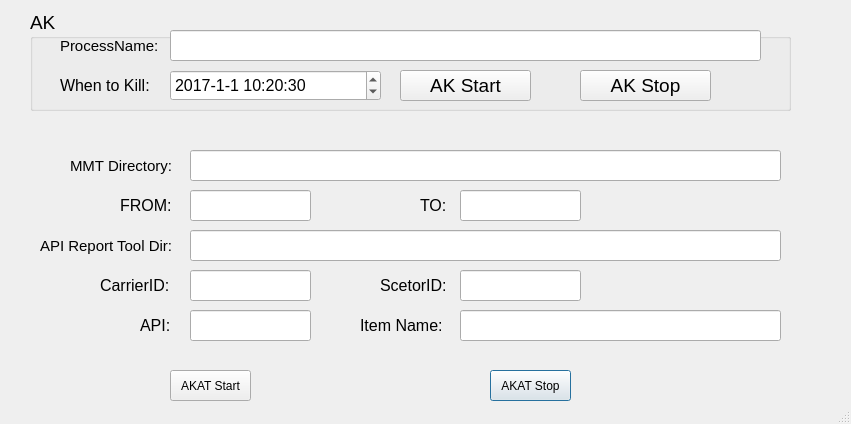
Old version of the form akat.ui in the repository tianshi-xiong/akat.
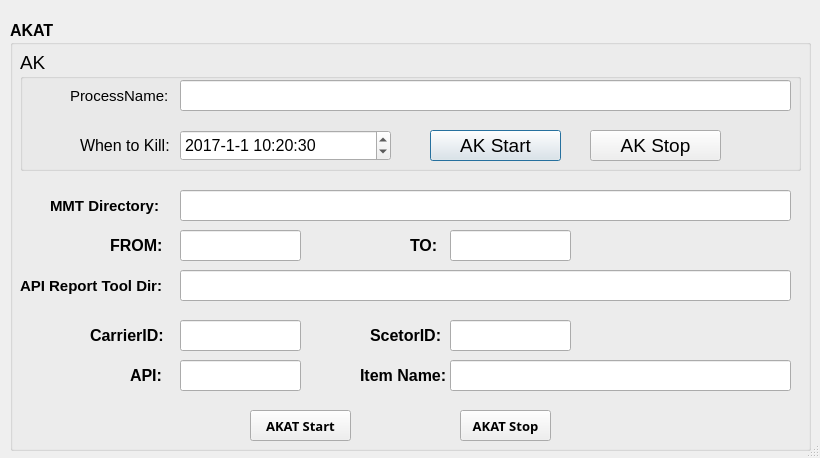
New version of the form.

Diff of the .ui file:
```diff
--- a/akat.ui
+++ b/akat.ui
@@ -6,8 +6,8 @@
    <rect>
     <x>0</x>
     <y>0</y>
-    <width>851</width>
-    <height>424</height>
+    <width>820</width>
+    <height>458</height>
    </rect>
   </property>
   <property name="font">
@@ -21,114 +21,33 @@
   <property name="sizeGripEnabled">
    <bool>true</bool>
   </property>
-  <widget class="QLabel" name="label_7">
+  <widget class="QGroupBox" name="groupBox_2">
    <property name="geometry">
     <rect>
-     <x>360</x>
-     <y>310</y>
-     <width>91</width>
-     <height>31</height>
+     <x>10</x>
+     <y>20</y>
+     <width>801</width>
+     <height>431</height>
     </rect>
    </property>
    <property name="font">
     <font>
      <family>Arial</family>
      <pointsize>12</pointsize>
+     <weight>75</weight>
+     <bold>true</bold>
     </font>
    </property>
-   <property name="text">
-    <string>Item Name:</string>
+   <property name="title">
+    <string>AKAT</string>
    </property>
-  </widget>
-  <widget class="QLineEdit" name="lineEdit_api">
-   <property name="geometry">
-    <rect>
-     <x>190</x>
-     <y>310</y>
-     <width>121</width>
-     <height>31</height>
-    </rect>
-   </property>
-   <property name="font">
-    <font>
-     <family>Arial</family>
-     <pointsize>11</pointsize>
-    </font>
-   </property>
-  </widget>
-  <widget class="QLineEdit" name="lineEdit_from">
-   <property name="geometry">
-    <rect>
-     <x>190</x>
-     <y>190</y>
-     <width>121</width>
-     <height>31</height>
-    </rect>
-   </property>
-   <property name="font">
-    <font>
-     <family>Arial</family>
-     <pointsize>11</pointsize>
-    </font>
-   </property>
-  </widget>
-  <widget class="QPushButton" name="pushButton_akatStop">
-   <property name="geometry">
-    <rect>
-     <x>490</x>
-     <y>370</y>
-     <width>81</width>
-     <height>31</height>
-    </rect>
-   </property>
-   <property name="font">
-    <font>
-     <family>Arial</family>
-    </font>
-   </property>
-   <property name="text">
-    <string>AKAT Stop</string>
-   </property>
-  </widget>
-  <widget class="QLineEdit" name="lineEdit_mmtDirectory">
-   <property name="geometry">
-    <rect>
-     <x>190</x>
-     <y>150</y>
-     <width>591</width>
-     <height>31</height>
-    </rect>
-   </property>
-   <property name="font">
-    <font>
-     <family>Arial</family>
-     <pointsize>11</pointsize>
-    </font>
-   </property>
-  </widget>
-  <widget class="QLineEdit" name="lineEdit_carrierID">
-   <property name="geometry">
-    <rect>
-     <x>190</x>
-     <y>270</y>
-     <width>121</width>
-     <height>31</height>
-    </rect>
-   </property>
-   <property name="font">
-    <font>
-     <family>Arial</family>
-     <pointsize>11</pointsize>
-    </font>
-   </property>
-  </widget>
   <widget class="QGroupBox" name="groupBox">
    <property name="geometry">
     <rect>
-     <x>30</x>
-     <y>10</y>
-     <width>761</width>
-     <height>101</height>
+      <x>10</x>
+      <y>30</y>
+      <width>781</width>
+      <height>121</height>
     </rect>
    </property>
    <property name="font">
@@ -142,70 +61,11 @@
    <property name="title">
     <string>AK</string>
    </property>
-   <widget class="QPushButton" name="pushButton_start">
-    <property name="geometry">
-     <rect>
-      <x>370</x>
-      <y>60</y>
-      <width>131</width>
-      <height>31</height>
-     </rect>
-    </property>
-    <property name="text">
-     <string>AK Start</string>
-    </property>
-   </widget>
-   <widget class="QPushButton" name="pushButton_stop">
-    <property name="geometry">
-     <rect>
-      <x>550</x>
-      <y>60</y>
-      <width>131</width>
-      <height>31</height>
-     </rect>
-    </property>
-    <property name="text">
-     <string>AK Stop</string>
-    </property>
-   </widget>
-   <widget class="QLabel" name="label">
-    <property name="geometry">
-     <rect>
-      <x>30</x>
-      <y>20</y>
-      <width>101</width>
-      <height>31</height>
-     </rect>
-    </property>
-    <property name="font">
-     <font>
-      <pointsize>11</pointsize>
-     </font>
-    </property>
-    <property name="text">
-     <string>ProcessName:</string>
-    </property>
-   </widget>
-   <widget class="QLineEdit" name="lineEdit_processName">
-    <property name="geometry">
-     <rect>
-      <x>140</x>
-      <y>20</y>
-      <width>591</width>
-      <height>31</height>
-     </rect>
-    </property>
-    <property name="font">
-     <font>
-      <pointsize>11</pointsize>
-     </font>
-    </property>
-   </widget>
    <widget class="QLabel" name="label_2">
     <property name="geometry">
      <rect>
-      <x>30</x>
-      <y>60</y>
+       <x>60</x>
+       <y>80</y>
       <width>101</width>
       <height>31</height>
      </rect>
@@ -219,11 +79,26 @@
      <string>When to Kill:</string>
     </property>
    </widget>
+    <widget class="QLineEdit" name="lineEdit_processName">
+     <property name="geometry">
+      <rect>
+       <x>160</x>
+       <y>30</y>
+       <width>611</width>
+       <height>31</height>
+      </rect>
+     </property>
+     <property name="font">
+      <font>
+       <pointsize>11</pointsize>
+      </font>
+     </property>
+    </widget>
    <widget class="QDateTimeEdit" name="dateTimeEdit_end">
     <property name="geometry">
      <rect>
-      <x>140</x>
-      <y>60</y>
+       <x>160</x>
+       <y>80</y>
       <width>211</width>
       <height>31</height>
      </rect>
@@ -247,51 +122,57 @@
      <string>yyyy-M-d H:mm:ss</string>
     </property>
    </widget>
-  </widget>
-  <widget class="QLabel" name="label_9">
+    <widget class="QPushButton" name="pushButton_start">
    <property name="geometry">
     <rect>
-     <x>120</x>
-     <y>190</y>
-     <width>51</width>
+       <x>410</x>
+       <y>80</y>
+       <width>131</width>
      <height>31</height>
     </rect>
    </property>
-   <property name="font">
-    <font>
-     <family>Arial</family>
-     <pointsize>12</pointsize>
-    </font>
-   </property>
+     <property name="text">
+      <string>AK Start</string>
+     </property>
+    </widget>
+    <widget class="QPushButton" name="pushButton_stop">
+     <property name="geometry">
+      <rect>
+       <x>570</x>
+       <y>80</y>
+       <width>131</width>
+       <height>31</height>
+      </rect>
+     </property>
    <property name="text">
-    <string>FROM:</string>
-   </property>
-  </widget>
-  <widget class="QLabel" name="label_5">
+      <string>AK Stop</string>
+     </property>
+    </widget>
+    <widget class="QLabel" name="label">
    <property name="geometry">
     <rect>
-     <x>380</x>
-     <y>270</y>
-     <width>71</width>
+       <x>50</x>
+       <y>30</y>
+       <width>101</width>
      <height>31</height>
     </rect>
    </property>
    <property name="font">
     <font>
-     <family>Arial</family>
-     <pointsize>12</pointsize>
+       <pointsize>11</pointsize>
     </font>
    </property>
    <property name="text">
-    <string>ScetorID:</string>
-   </property>
+      <string>ProcessName:</string>
+     </property>
+    </widget>
   </widget>
   <widget class="QLabel" name="label_3">
    <property name="geometry">
     <rect>
-     <x>70</x>
-     <y>150</y>
-     <width>101</width>
+      <x>40</x>
+      <y>170</y>
+      <width>111</width>
      <height>31</height>
     </rect>
    </property>
@@ -305,11 +186,62 @@
     <string>MMT Directory:</string>
    </property>
   </widget>
+   <widget class="QLineEdit" name="lineEdit_mmtDirectory">
+    <property name="geometry">
+     <rect>
+      <x>170</x>
+      <y>170</y>
+      <width>611</width>
+      <height>31</height>
+     </rect>
+    </property>
+    <property name="font">
+     <font>
+      <family>Arial</family>
+      <pointsize>11</pointsize>
+     </font>
+    </property>
+   </widget>
+   <widget class="QLabel" name="label_9">
+    <property name="geometry">
+     <rect>
+      <x>100</x>
+      <y>210</y>
+      <width>51</width>
+      <height>31</height>
+     </rect>
+    </property>
+    <property name="font">
+     <font>
+      <family>Arial</family>
+      <pointsize>12</pointsize>
+     </font>
+    </property>
+    <property name="text">
+     <string>FROM:</string>
+    </property>
+   </widget>
+   <widget class="QLineEdit" name="lineEdit_from">
+    <property name="geometry">
+     <rect>
+      <x>170</x>
+      <y>210</y>
+      <width>121</width>
+      <height>31</height>
+     </rect>
+    </property>
+    <property name="font">
+     <font>
+      <family>Arial</family>
+      <pointsize>11</pointsize>
+     </font>
+    </property>
+   </widget>
   <widget class="QLabel" name="label_10">
    <property name="geometry">
     <rect>
-     <x>420</x>
-     <y>190</y>
+      <x>400</x>
+      <y>210</y>
      <width>51</width>
      <height>31</height>
     </rect>
@@ -324,27 +256,11 @@
     <string>TO:</string>
    </property>
   </widget>
-  <widget class="QLineEdit" name="lineEdit_itemName">
-   <property name="geometry">
-    <rect>
-     <x>460</x>
-     <y>310</y>
-     <width>321</width>
-     <height>31</height>
-    </rect>
-   </property>
-   <property name="font">
-    <font>
-     <family>Arial</family>
-     <pointsize>11</pointsize>
-    </font>
-   </property>
-  </widget>
   <widget class="QLineEdit" name="lineEdit_to">
    <property name="geometry">
     <rect>
-     <x>460</x>
-     <y>190</y>
+      <x>440</x>
+      <y>210</y>
      <width>121</width>
      <height>31</height>
     </rect>
@@ -356,49 +272,31 @@
     </font>
    </property>
   </widget>
-  <widget class="QLabel" name="label_6">
+   <widget class="QLabel" name="label_8">
    <property name="geometry">
     <rect>
-     <x>140</x>
-     <y>310</y>
-     <width>51</width>
+      <x>10</x>
+      <y>250</y>
+      <width>161</width>
      <height>31</height>
     </rect>
    </property>
    <property name="font">
     <font>
      <family>Arial</family>
-     <pointsize>12</pointsize>
+      <pointsize>11</pointsize>
     </font>
    </property>
    <property name="text">
-    <string>API:</string>
-   </property>
-  </widget>
-  <widget class="QPushButton" name="pushButton_akatStart">
-   <property name="geometry">
-    <rect>
-     <x>170</x>
-     <y>370</y>
-     <width>81</width>
-     <height>31</height>
-    </rect>
-   </property>
-   <property name="font">
-    <font>
-     <family>Arial</family>
-    </font>
-   </property>
-   <property name="text">
-    <string>AKAT Start</string>
+     <string>API Report Tool Dir:</string>
    </property>
   </widget>
   <widget class="QLineEdit" name="lineEdit_apiReportToolDirectory">
    <property name="geometry">
     <rect>
-     <x>190</x>
-     <y>230</y>
-     <width>591</width>
+      <x>170</x>
+      <y>250</y>
+      <width>611</width>
      <height>31</height>
     </rect>
    </property>
@@ -412,27 +310,11 @@
     <string/>
    </property>
   </widget>
-  <widget class="QLineEdit" name="lineEdit_sectorID">
-   <property name="geometry">
-    <rect>
-     <x>460</x>
-     <y>270</y>
-     <width>121</width>
-     <height>31</height>
-    </rect>
-   </property>
-   <property name="font">
-    <font>
-     <family>Arial</family>
-     <pointsize>11</pointsize>
-    </font>
-   </property>
-  </widget>
   <widget class="QLabel" name="label_4">
    <property name="geometry">
     <rect>
-     <x>100</x>
-     <y>270</y>
+      <x>80</x>
+      <y>300</y>
      <width>81</width>
      <height>31</height>
     </rect>
@@ -447,12 +329,12 @@
     <string>CarrierID:</string>
    </property>
   </widget>
-  <widget class="QLabel" name="label_8">
+   <widget class="QLineEdit" name="lineEdit_carrierID">
    <property name="geometry">
     <rect>
-     <x>40</x>
-     <y>230</y>
-     <width>141</width>
+      <x>170</x>
+      <y>300</y>
+      <width>121</width>
      <height>31</height>
     </rect>
    </property>
@@ -462,9 +344,154 @@
      <pointsize>11</pointsize>
     </font>
    </property>
+   </widget>
+   <widget class="QLabel" name="label_6">
+    <property name="geometry">
+     <rect>
+      <x>120</x>
+      <y>340</y>
+      <width>51</width>
+      <height>31</height>
+     </rect>
+    </property>
+    <property name="font">
+     <font>
+      <family>Arial</family>
+      <pointsize>12</pointsize>
+     </font>
+    </property>
    <property name="text">
-    <string>API Report Tool Dir:</string>
-   </property>
+     <string>API:</string>
+    </property>
+   </widget>
+   <widget class="QLineEdit" name="lineEdit_api">
+    <property name="geometry">
+     <rect>
+      <x>170</x>
+      <y>340</y>
+      <width>121</width>
+      <height>31</height>
+     </rect>
+    </property>
+    <property name="font">
+     <font>
+      <family>Arial</family>
+      <pointsize>11</pointsize>
+     </font>
+    </property>
+   </widget>
+   <widget class="QLabel" name="label_5">
+    <property name="geometry">
+     <rect>
+      <x>360</x>
+      <y>300</y>
+      <width>71</width>
+      <height>31</height>
+     </rect>
+    </property>
+    <property name="font">
+     <font>
+      <family>Arial</family>
+      <pointsize>12</pointsize>
+     </font>
+    </property>
+    <property name="text">
+     <string>ScetorID:</string>
+    </property>
+   </widget>
+   <widget class="QLineEdit" name="lineEdit_sectorID">
+    <property name="geometry">
+     <rect>
+      <x>440</x>
+      <y>300</y>
+      <width>121</width>
+      <height>31</height>
+     </rect>
+    </property>
+    <property name="font">
+     <font>
+      <family>Arial</family>
+      <pointsize>11</pointsize>
+     </font>
+    </property>
+   </widget>
+   <widget class="QLabel" name="label_7">
+    <property name="geometry">
+     <rect>
+      <x>350</x>
+      <y>340</y>
+      <width>91</width>
+      <height>31</height>
+     </rect>
+    </property>
+    <property name="font">
+     <font>
+      <family>Arial</family>
+      <pointsize>12</pointsize>
+     </font>
+    </property>
+    <property name="text">
+     <string>Item Name:</string>
+    </property>
+   </widget>
+   <widget class="QLineEdit" name="lineEdit_itemName">
+    <property name="geometry">
+     <rect>
+      <x>440</x>
+      <y>340</y>
+      <width>341</width>
+      <height>31</height>
+     </rect>
+    </property>
+    <property name="font">
+     <font>
+      <family>Arial</family>
+      <pointsize>11</pointsize>
+     </font>
+    </property>
+   </widget>
+   <widget class="QPushButton" name="pushButton_akatStart">
+    <property name="geometry">
+     <rect>
+      <x>240</x>
+      <y>390</y>
+      <width>101</width>
+      <height>31</height>
+     </rect>
+    </property>
+    <property name="font">
+     <font>
+      <family>Arial Black</family>
+      <pointsize>10</pointsize>
+      <weight>75</weight>
+      <bold>true</bold>
+     </font>
+    </property>
+    <property name="text">
+     <string>AKAT Start</string>
+    </property>
+   </widget>
+   <widget class="QPushButton" name="pushButton_akatStop">
+    <property name="geometry">
+     <rect>
+      <x>450</x>
+      <y>390</y>
+      <width>91</width>
+      <height>31</height>
+     </rect>
+    </property>
+    <property name="font">
+     <font>
+      <family>Arial Black</family>
+      <pointsize>10</pointsize>
+      <weight>75</weight>
+      <bold>true</bold>
+     </font>
+    </property>
+    <property name="text">
+     <string>AKAT Stop</string>
+    </property>
+   </widget>
   </widget>
  </widget>
  <resources/>
```
Lines whose indentation alone changed are shown as unchanged.
